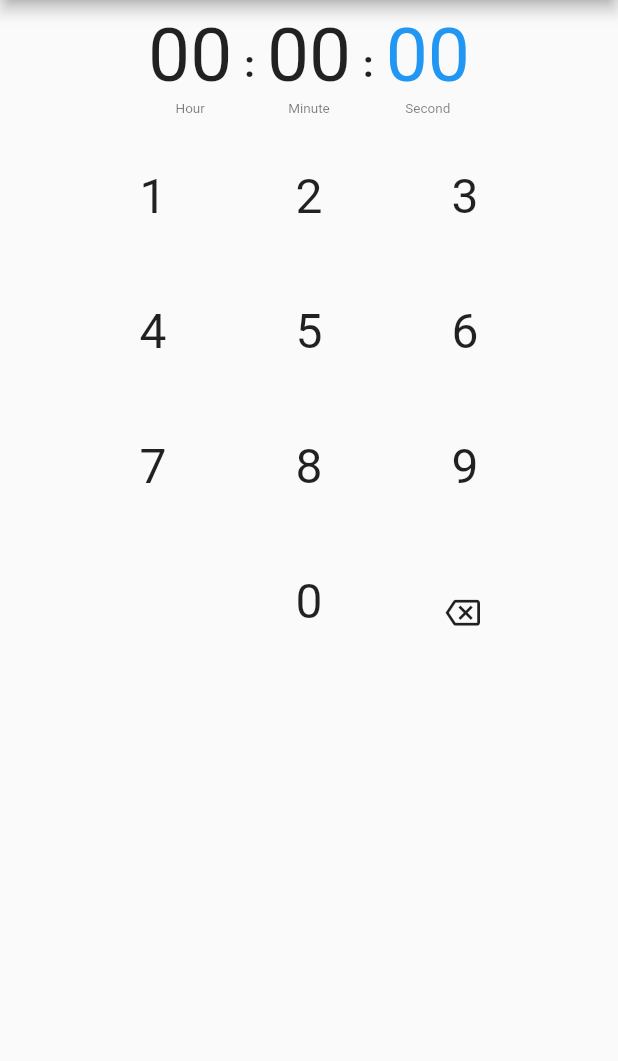
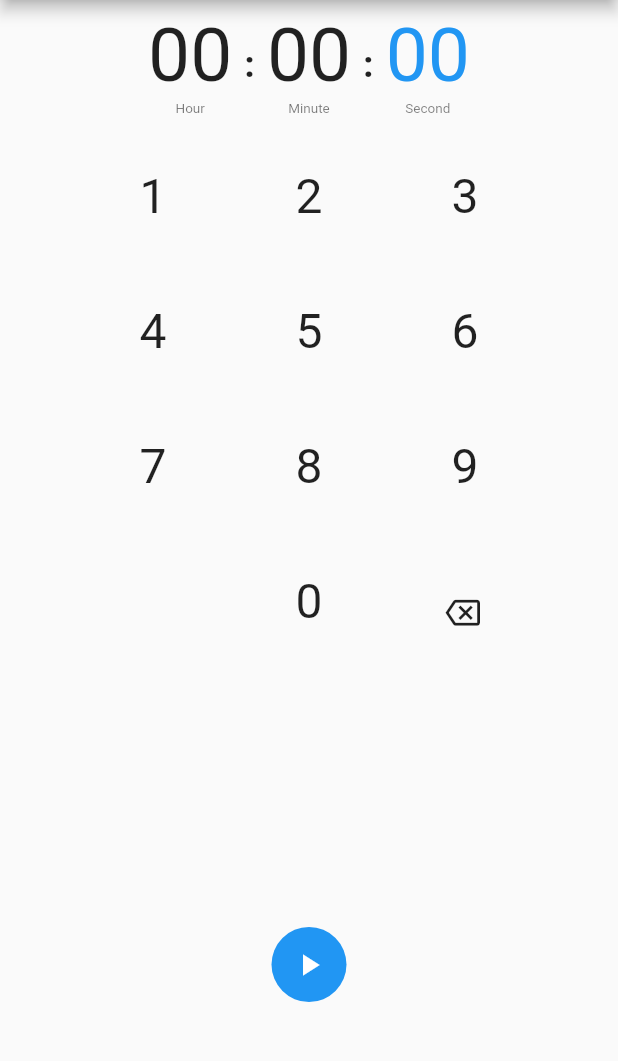
Before and after one commit to IoanEOD/simple_flutter_timer, a Flutter app: the screen it shows after launch, on a phone screen of 412 x 824 dp, the part 84-1145 px from its top. Run offline on Flutter 3.47's test engine with Material 2 defaults, Android fonts, the phone set to English and light mode, and no system bars; our stand-ins replace liquid_progress_indicator; missing offline and left inert: pausable_timer; generated files the repository leaves out were written again.

Commit message:
Add timer functionality

```diff
--- a/lib/src/app.dart
+++ b/lib/src/app.dart
@@ -3,7 +3,7 @@ import 'dart:async';
 import 'package:flutter/material.dart';
 import 'package:flutter_gen/gen_l10n/app_localizations.dart';
 import 'package:flutter_localizations/flutter_localizations.dart';
-import 'package:simple_timer/src/timer/timer_view.dart';
+import 'package:simple_timer/src/timer/home.dart';
 
 
 /// The Widget that configures your application.
@@ -57,6 +57,7 @@ class MyApp extends StatelessWidget {
         brightness: Brightness.dark,
         primaryColor: Colors.deepPurple,
         canvasColor: Colors.black,
+        accentColor: Color.fromRGBO(40, 40, 40,100),
         appBarTheme: AppBarTheme(
           color: Colors.black,
         )
@@ -64,7 +65,7 @@ class MyApp extends StatelessWidget {
       ),
       themeMode: ThemeMode.system,
 
-      home: const TimerView(),
+      home: const Home(),
 
     );
   }
--- /dev/null
+++ b/lib/src/timer/components/control_panel/control_panel.dart
@@ -0,0 +1,69 @@
+import 'package:flutter/material.dart';
+
+class ControlPanel extends StatelessWidget {
+  final bool isPlaying;
+  final bool isTimerView;
+  final Function() onPlay;
+  final Function() onPause;
+  final Function() onDelete;
+  final Function() onCreateTimer;
+
+  const ControlPanel(
+      {Key? key,
+      required this.isPlaying,
+      required this.onPlay,
+      required this.onPause,
+      required this.onDelete,
+      required this.onCreateTimer,
+      required this.isTimerView,})
+      : super(key: key);
+
+  @override
+  Widget build(BuildContext context) {
+    return Row(
+      mainAxisAlignment: MainAxisAlignment.center,
+      children: [
+        if (isTimerView)
+          IconButton(
+            iconSize: 24,
+            icon: const Icon(Icons.delete),
+            color: Colors.white,
+            onPressed: () => onDelete(),
+          ),
+        Padding(
+          padding: const EdgeInsets.symmetric(horizontal: 15),
+          child: Container(
+            decoration: ShapeDecoration(
+              color: Theme.of(context).primaryColor,
+              shape: const CircleBorder(),
+            ),
+            child: Padding(
+              padding: const EdgeInsets.all(1.0),
+              child: IconButton(
+                iconSize: 24,
+                icon: isPlaying
+                    ? const Icon(Icons.pause)
+                    : const Icon(Icons.play_arrow),
+                color: Colors.white,
+                onPressed: () {
+                  if (isPlaying) {
+                    onPause();
+                  } else {
+                    onPlay();
+                  }
+                },
+              ),
+            ),
+          ),
+        ),
+        if (isTimerView)
+          IconButton(
+            iconSize: 24,
+            icon: const Icon(Icons.add_circle_outline),
+            color: Colors.white,
+            onPressed: () => onCreateTimer(),
+          ),
+      ],
+    );
+  }
+}
--- /dev/null
+++ b/lib/src/timer/home.dart
@@ -0,0 +1,161 @@
+import 'package:flutter/material.dart';
+import 'package:pausable_timer/pausable_timer.dart';
+import 'package:simple_timer/src/timer/components/control_panel/control_panel.dart';
+import 'package:simple_timer/src/timer/models/pausable_timer_wrapper.dart';
+import 'package:simple_timer/src/timer/views/number_input_view.dart';
+import 'package:simple_timer/src/timer/views/timer_view.dart';
+
+class Home extends StatefulWidget {
+  const Home({Key? key}) : super(key: key);
+
+  @override
+  _HomeState createState() => _HomeState();
+}
+
+class _HomeState extends State<Home> {
+  late PageController pageController;
+  late Widget view;
+  List<PausableTimerWrapper> timerWrappers = [];
+  int timerIndex = 0;
+  bool isPlaying = false;
+  bool isTimerView = false;
+  bool creatingNew = true;
+  List<List<int>> displayTextArray = [
+    [0, 0],
+    [0, 0],
+    [0, 0]
+  ];
+
+  @override
+  void initState() {
+    super.initState();
+    pageController = PageController(initialPage: 0);
+    view = NumberInputView(onChanged: (array) => onDisplayChange(array));
+  }
+
+  @override
+  Widget build(BuildContext context) {
+    return Scaffold(
+      appBar: AppBar(
+        title: const Text("Timer"),
+      ),
+      body: Column(
+        children: [
+          Container(
+            height: (7.5*MediaQuery.of(context).size.height)/10,
+            child: AnimatedSwitcher(
+              child: view,
+              duration: const Duration(milliseconds: 100),
+            ),
+          ),
+          ControlPanel(
+            isPlaying: isPlaying,
+            isTimerView: isTimerView,
+            onPlay: () => onPlay(),
+            onPause: () => onPause(),
+            onDelete: () => onDelete(),
+            onCreateTimer: () => onCreateTimer(),
+          )
+        ],
+      ),
+    );
+  }
+
+  onPlay() {
+    setState(() {
+      isPlaying = true;
+      if(!isTimerView) {
+        int hours =
+        int.parse("${displayTextArray[0][0]}${displayTextArray[0][1]}");
+        int minutes =
+        int.parse("${displayTextArray[1][0]}${displayTextArray[1][1]}");
+        int seconds =
+        int.parse("${displayTextArray[2][0]}${displayTextArray[2][1]}");
+        PausableTimerWrapper timerWrapper = PausableTimerWrapper(
+            Duration(hours: hours, minutes: minutes, seconds: seconds), (wrapper) => onTimeout(wrapper) );
+        timerWrappers.add(timerWrapper);
+        timerWrapper.timer.start();
+        timerIndex = timerWrappers.length - 1;
+        setToTimerView();
+        // moveToTimerIndex(timerIndex);
+      }
+      else {
+        timerWrappers[timerIndex].timer.start();
+        setToTimerView();
+      }
+    });
+  }
+
+  onPause() {
+    setToTimerView();
+   pauseActiveTimer();
+  }
+
+  onDelete() {
+    setState(() {
+      timerWrappers[timerIndex].timer.cancel();
+      timerWrappers.removeAt(timerIndex);
+      if (timerWrappers.isEmpty) {
+        view = NumberInputView(onChanged: (array) => onDisplayChange(array));
+        isTimerView = false;
+        isPlaying = false;
+        timerIndex = 0;
+      } else {
+        timerIndex = timerIndex == 0 ? 0 : timerIndex - 1;
+        moveToTimerIndex(timerIndex);
+        setToTimerView();
+      }
+    });
+  }
+
+  onCreateTimer() {
+    setState(() {
+      view = NumberInputView(onChanged: (array) => onDisplayChange(array));
+      isPlaying = false;
+      isTimerView = false;
+    });
+  }
+
+  onDisplayChange(List<List<int>> array) {
+    setState(() {
+      displayTextArray = array;
+    });
+  }
+
+  onTimeout(PausableTimerWrapper wrapper) {
+    {
+      print("Timer No. ${timerWrappers.length + 1}Ended");
+      setToTimerView();
+      moveToTimerIndex(timerWrappers.indexOf(wrapper));
+      pauseActiveTimer();
+    }
+  }
+
+  onPageChanged(int page) {
+    setState(() {
+      print(page);
+      timerIndex = page;
+    });
+  }
+
+  pauseActiveTimer() {
+    setState(() {
+      isPlaying = false;
+      timerWrappers[timerIndex].timer.pause();
+    });
+  }
+
+  setToTimerView() {
+    setState(() {
+      view  = TimerView(timerWrappers: timerWrappers, onPageChanged: (page) => onPageChanged(page), pageController: pageController, pageIndex: timerIndex,);
+      isTimerView = true;
+    });
+  }
+
+  moveToTimerIndex(int index) {
+    if(pageController.hasClients) {
+      pageController.animateToPage(index, duration: const Duration(milliseconds: 200), curve: Curves.ease);
+    }
+  }
+
+}
--- /dev/null
+++ b/lib/src/timer/models/pausable_timer_wrapper.dart
@@ -0,0 +1,13 @@
+
+
+import 'package:pausable_timer/pausable_timer.dart';
+
+class PausableTimerWrapper {
+  late PausableTimer timer;
+  final Function(PausableTimerWrapper) onTimeout;
+  final Duration duration;
+
+  PausableTimerWrapper(this.duration, this.onTimeout) {
+   timer = PausableTimer(duration, () => onTimeout(this));
+  }
+}
--- a/lib/src/timer/timer_view.dart
+++ /dev/null
@@ -1,67 +0,0 @@
-import 'package:flutter/material.dart';
-import 'package:simple_timer/src/timer/components/input_display/double-digit_display.dart';
-import 'package:simple_timer/src/timer/components/input_display/input_display.dart';
-import 'package:simple_timer/src/timer/components/input_keypad/input_keypad.dart';
-
-class TimerView extends StatefulWidget {
-  const TimerView({Key? key}) : super(key: key);
-
-  @override
-  _TimerViewState createState() => _TimerViewState();
-}
-
-class _TimerViewState extends State<TimerView> {
-  int activeDisplayIndex = 2;
-  List<List<int>> displayTextArray = [[0,0], [0,0], [0,0]];
-
-  @override
-  Widget build(BuildContext context) {
-    return Scaffold(
-      appBar: AppBar(
-        title: Text("Timer"),
-      ),
-      body: Column(children: [
-        InputDisplay(
-          activeDisplayIndex: activeDisplayIndex,
-          displayTextArray: displayTextArray,
-          onDisplaySelected: (value) => setActiveDisplayIndex(value)
-        ),
-        InputKeypad(
-          onNumberPressed: (number) => onNumberPressed(number),
-          onBackspacePressed: () => onBackspacePressed(),
-        ),
-      ]),
-    );
-  }
-
-  onNumberPressed(int number) {
-    setState(() {
-      if(!displayTextArray[activeDisplayIndex].any((element) => element != 0)) {
-        print(displayTextArray[activeDisplayIndex][0]);
-        displayTextArray[activeDisplayIndex][1] = number;
-      }
-      else if(displayTextArray[activeDisplayIndex][0] == 0) {
-        displayTextArray[activeDisplayIndex][0] = displayTextArray[activeDisplayIndex][1];
-        displayTextArray[activeDisplayIndex][1] = number;
-      }
-    });
-  }
-
-  onBackspacePressed() {
-    setState(() {
-      if(displayTextArray[activeDisplayIndex][0] == 0) {
-        displayTextArray[activeDisplayIndex][1] = 0;
-      }
-      else if(!displayTextArray[activeDisplayIndex].any((element) => element == 0)) {
-        displayTextArray[activeDisplayIndex][1] = displayTextArray[activeDisplayIndex][0];
-        displayTextArray[activeDisplayIndex][0] = 0;
-      }
-    });
-  }
-
-  setActiveDisplayIndex(value) {
-    setState(() {
-      activeDisplayIndex = value;
-    });
-  }
-}
--- /dev/null
+++ b/lib/src/timer/views/number_input_view.dart
@@ -0,0 +1,74 @@
+import 'package:flutter/material.dart';
+import 'package:simple_timer/src/timer/components/input_display/double-digit_display.dart';
+import 'package:simple_timer/src/timer/components/input_display/input_display.dart';
+import 'package:simple_timer/src/timer/components/input_keypad/input_keypad.dart';
+
+class NumberInputView extends StatefulWidget {
+  final Function(List<List<int>> displayTextArray) onChanged;
+  const NumberInputView({Key? key, required this.onChanged}) : super(key: key);
+
+  @override
+  _NumberInputViewState createState() => _NumberInputViewState();
+}
+
+class _NumberInputViewState extends State<NumberInputView> {
+  int activeDisplayIndex = 2;
+  List<List<int>> displayTextArray = [
+    [0, 0],
+    [0, 0],
+    [0, 0]
+  ];
+
+  @override
+  Widget build(BuildContext context) {
+    return Column(children: [
+      InputDisplay(
+          activeDisplayIndex: activeDisplayIndex,
+          displayTextArray: displayTextArray,
+          onDisplaySelected: (value) => setActiveDisplayIndex(value)),
+      InputKeypad(
+        onNumberPressed: (number) => onNumberPressed(number),
+        onBackspacePressed: () => onBackspacePressed(),
+      ),
+    ]);
+  }
+
+  onNumberPressed(int number) {
+    setState(() {
+      if (!displayTextArray[activeDisplayIndex]
+          .any((element) => element != 0)) {
+        displayTextArray[activeDisplayIndex][1] = number;
+      } else if (displayTextArray[activeDisplayIndex][0] == 0) {
+        if(int.parse("${displayTextArray[activeDisplayIndex][1]}"+"$number") < 60) {
+          displayTextArray[activeDisplayIndex][0] =
+          displayTextArray[activeDisplayIndex][1];
+          displayTextArray[activeDisplayIndex][1] = number;
+        }
+        else {
+          //TODO: Move excess of 60 to the left
+        }
+      }
+      widget.onChanged(displayTextArray);
+    });
+  }
+
+  onBackspacePressed() {
+    setState(() {
+      if (displayTextArray[activeDisplayIndex][0] == 0) {
+        displayTextArray[activeDisplayIndex][1] = 0;
+      } else if (!displayTextArray[activeDisplayIndex]
+          .any((element) => element == 0)) {
+        displayTextArray[activeDisplayIndex][1] =
+            displayTextArray[activeDisplayIndex][0];
+        displayTextArray[activeDisplayIndex][0] = 0;
+      }
+    });
+    widget.onChanged(displayTextArray);
+  }
+
+  setActiveDisplayIndex(value) {
+    setState(() {
+      activeDisplayIndex = value;
+    });
+  }
+}
--- a/pubspec.yaml
+++ b/pubspec.yaml
@@ -14,6 +14,8 @@ dependencies:
     sdk: flutter
   flutter_localizations:
     sdk: flutter
+  liquid_progress_indicator: ^0.4.0
+  pausable_timer: ^1.0.0+4
 
 dev_dependencies:
   flutter_test:
```
Also changed, not shown: lib/src/timer/components/timers/timer_tile.dart (added, +55 -0 lines), lib/src/timer/views/timer_view.dart (added, +37 -0 lines), pubspec.lock.
